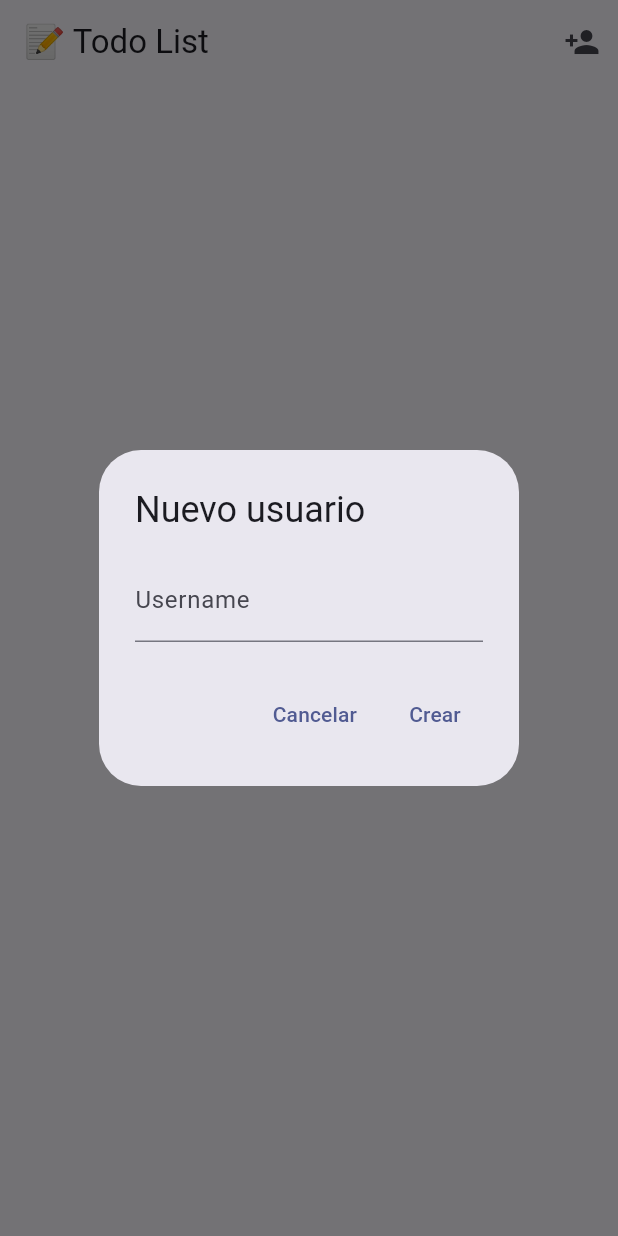
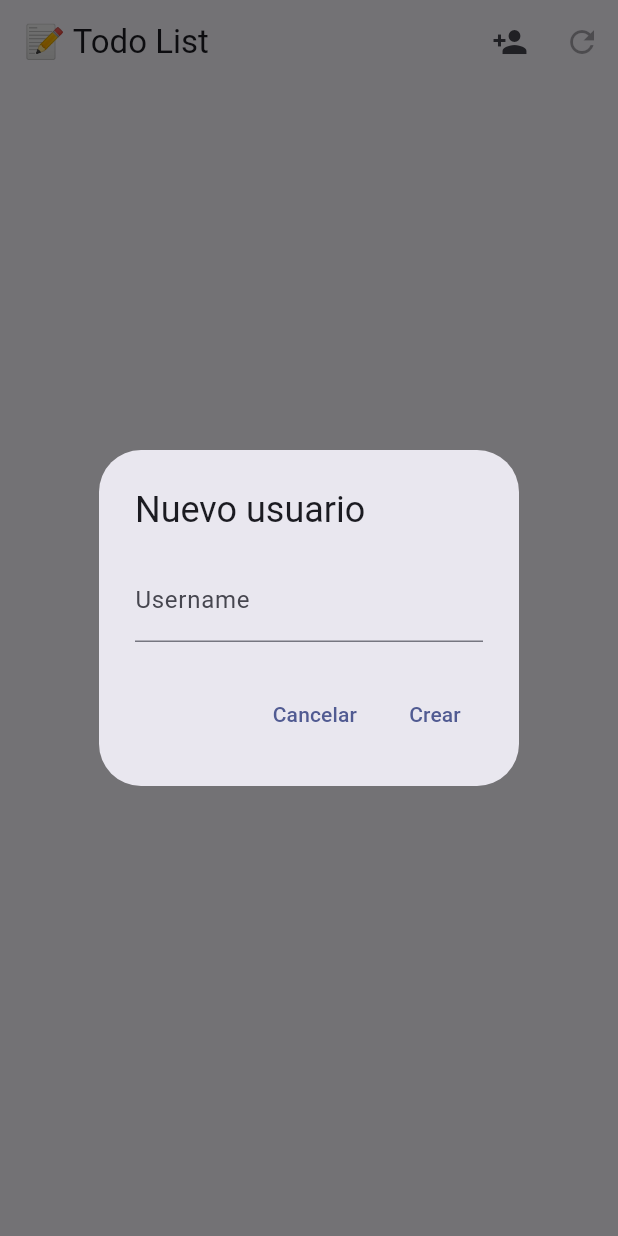
Before and after one commit to shernandez-33/TO-DO-List, a Flutter app: the screen it shows after launch, after a tap on the "person add" icon, on a phone screen of 412 x 824 dp. Run offline on Flutter 3.47's test engine with Material 3 defaults, Android fonts, the phone set to English and light mode, and no system bars; our stand-ins replace flutter_local_notifications, timezone; accounts and stored records are empty; network calls fail.

Commit message:
To-Do List v1.3: Se mejora la interfaz (frontend-flutter) y se corrigen inconsistencias en cuanto a la hora de notificación. La misma se adapta a un formato local de 12 horas.
Se implementa la funcion de actualizacion en caliente entre la interfaz Desktop/Movil.
Se corrige el bug presente al crear una nueva tarea y personalizar la hora. Ya se puede volver a la ventana de "Lista de tareas",
al oprimir el boton "Crear nueva tarea".

Queda pendiente el servicio de notificación movil.

```diff
--- a/frontend-flutter/lib/screens/home_screen.dart
+++ b/frontend-flutter/lib/screens/home_screen.dart
@@ -1,8 +1,13 @@
+import 'dart:async';
 import 'package:flutter/material.dart';
+import 'package:flutter_local_notifications/flutter_local_notifications.dart';
 import '../models/task.dart';
 import '../services/api_service.dart';
 import '../services/notification_service.dart';
+import '../utils/date_utils.dart';
 import 'task_form_screen.dart';
+
+final FlutterLocalNotificationsPlugin flnp = FlutterLocalNotificationsPlugin();
 
 class HomeScreen extends StatefulWidget {
   const HomeScreen({super.key});
@@ -15,11 +20,48 @@ class _HomeScreenState extends State<HomeScreen> {
   List<User> users = [];
   User? currentUser;
   List<Task> tasks = [];
+  Timer? _refreshTimer;
+  bool _isRefreshing = false;
 
   @override
   void initState() {
     super.initState();
     _loadUsers();
+    _startAutoRefresh();
+    _setupNotificationListener();
+  }
+
+  @override
+  void dispose() {
+    _refreshTimer?.cancel();
+    super.dispose();
+  }
+
+  void _startAutoRefresh() {
+    _refreshTimer = Timer.periodic(const Duration(seconds: 5), (_) {
+      if (currentUser != null) {
+        _loadTasks();
+      }
+    });
+  }
+
+  void _setupNotificationListener() {
+    // Escuchar notificaciones mientras la app está en primer plano
+    flnp.initialize(
+      const InitializationSettings(
+        android: AndroidInitializationSettings('@mipmap/ic_launcher'),
+        iOS: DarwinInitializationSettings(),
+      ),
+      onDidReceiveNotificationResponse: (NotificationResponse response) {
+        // Cuando el usuario toca una notificación
+        if (response.payload != null) {
+          // Podríamos navegar a una tarea específica aquí
+          ScaffoldMessenger.of(context).showSnackBar(
+            SnackBar(content: Text('Notificación: ${response.payload}')),
+          );
+        }
+      },
+    );
   }
 
   Future<void> _loadUsers() async {
@@ -33,8 +75,12 @@ class _HomeScreenState extends State<HomeScreen> {
 
   Future<void> _loadTasks() async {
     if (currentUser == null) return;
+    setState(() => _isRefreshing = true);
     final data = await api.getTasks(currentUser!.id);
-    setState(() => tasks = data);
+    setState(() {
+      tasks = data;
+      _isRefreshing = false;
+    });
   }
 
   Future<void> _deleteTask(int id) async {
@@ -78,7 +124,15 @@ class _HomeScreenState extends State<HomeScreen> {
   Widget build(BuildContext context) {
     return Scaffold(
       appBar: AppBar(
-        title: const Text('📝 Todo List'),
+        title: Row(
+          children: [
+            const Text('📝 Todo List'),
+            if (_isRefreshing) ...[
+              const SizedBox(width: 8),
+              const SizedBox(width: 16, height: 16, child: CircularProgressIndicator(strokeWidth: 2)),
+            ],
+          ],
+        ),
         actions: [
           if (users.isNotEmpty)
             DropdownButton<int>(
@@ -91,6 +145,11 @@ class _HomeScreenState extends State<HomeScreen> {
               },
             ),
           IconButton(icon: const Icon(Icons.person_add), onPressed: _addUser),
+          IconButton(
+            icon: const Icon(Icons.refresh),
+            onPressed: currentUser != null ? _loadTasks : null,
+            tooltip: 'Refrescar tareas',
+          ),
         ],
       ),
       body: tasks.isEmpty
@@ -107,7 +166,7 @@ class _HomeScreenState extends State<HomeScreen> {
                   title: Text(t.taskName, style: TextStyle(
                     decoration: t.status == 'completed' ? TextDecoration.lineThrough : null,
                   )),
-                  subtitle: Text('${_priorityLabel(t.priority)}${t.dueDate != null ? ' · 📅 ${t.dueDate}' : ''}'),
+                  subtitle: Text('${getPriorityLabel(t.priority)} · ${getStatusLabel(t.status)}${t.dueDate != null ? ' · 📅 ${formatDueDate(t.dueDate!)}' : ''}${t.reminderAt != null ? ' · 🔔 ${formatReminder(t.reminderAt!)}' : ''}'),
                   trailing: Row(mainAxisSize: MainAxisSize.min, children: [
                     if (t.status != 'completed')
                       IconButton(icon: const Icon(Icons.check, color: Colors.green), onPressed: () => _completeTask(t)),
@@ -132,5 +191,4 @@ class _HomeScreenState extends State<HomeScreen> {
     );
   }
 
-  String _priorityLabel(String p) => {'low': '🟢 Baja', 'medium': '🟡 Media', 'high': '🔴 Alta'}[p] ?? p;
 }
```
Also changed, not shown: frontend-flutter/lib/screens/task_form_screen.dart (+73 -12 lines), frontend-flutter/lib/services/notification_service.dart (+9 -0 lines), frontend-flutter/lib/utils/date_utils.dart (added, +32 -0 lines), 1 other file.
